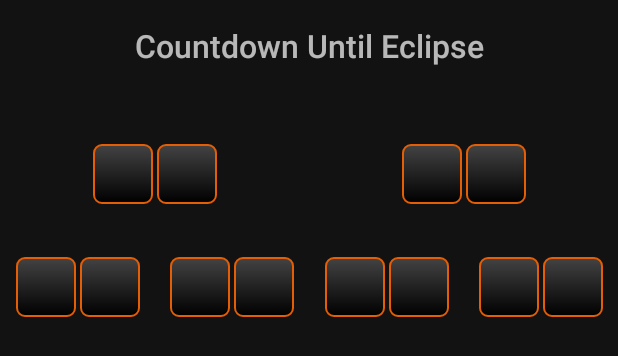
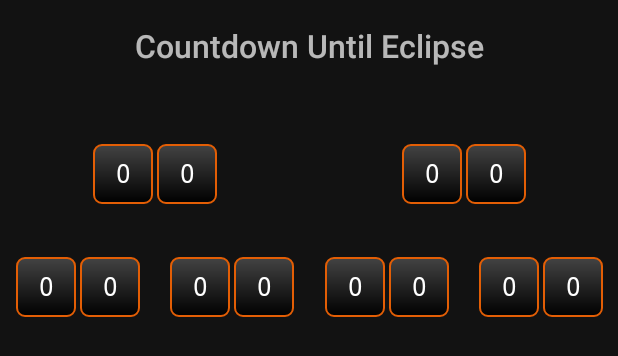
Before and after one commit to ARISA-Lab-LLC/EclipseSoundscapes-Android, an Android app: the layout layout_countdown.xml on its own in the app's theme, with its tools: preview values and no code run, on a phone screen of 412 x 824 dp. Shown: the top 356 px of the screen. Run offline under Robolectric (Android 15) with nearby library versions, the phone set to English and light mode, and no system bars.

Commit message:
Hides event section not relevant for current eclipse type

```diff
--- a/app/src/main/java/org/eclipsesoundscapes/ui/center/EclipseCenterFragment.kt
+++ b/app/src/main/java/org/eclipsesoundscapes/ui/center/EclipseCenterFragment.kt
@@ -277,6 +277,9 @@ class EclipseCenterFragment : Fragment(), LifecycleObserver {
             eclipseExplorer?.contact4(),
             binding.eclipseCenterLayout.stubContactFour
         )
+
+        binding.eclipseCenterLayout.stubContactTwo.root.visibility = View.GONE
+        binding.eclipseCenterLayout.stubContactThree.root.visibility = View.GONE
     }
 
     private fun showFullEclipse() {
--- a/app/src/main/res/layout/view_countdown_section.xml
+++ b/app/src/main/res/layout/view_countdown_section.xml
@@ -30,7 +30,7 @@
         app:layout_constraintStart_toStartOf="parent"
         app:layout_constraintEnd_toStartOf="@+id/secondary_time"
         app:layout_constraintHorizontal_chainStyle="packed"
-        tools:text="0"/>
+        android:text="0"/>
 
     <TextView
         android:id="@+id/secondary_time"
@@ -46,6 +46,6 @@
         app:layout_constraintStart_toEndOf="@+id/primary_time"
         app:layout_constraintEnd_toEndOf="parent"
         app:layout_constraintHorizontal_chainStyle="packed"
-        tools:text="0"/>
+        android:text="0"/>
 
 </androidx.constraintlayout.widget.ConstraintLayout>
```
